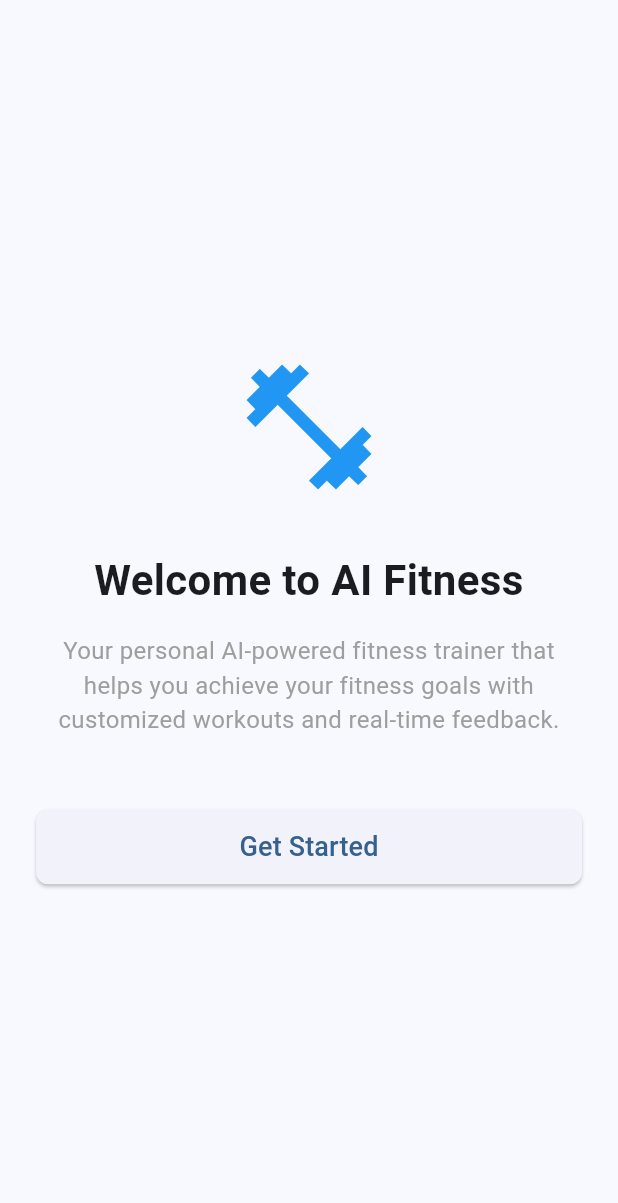
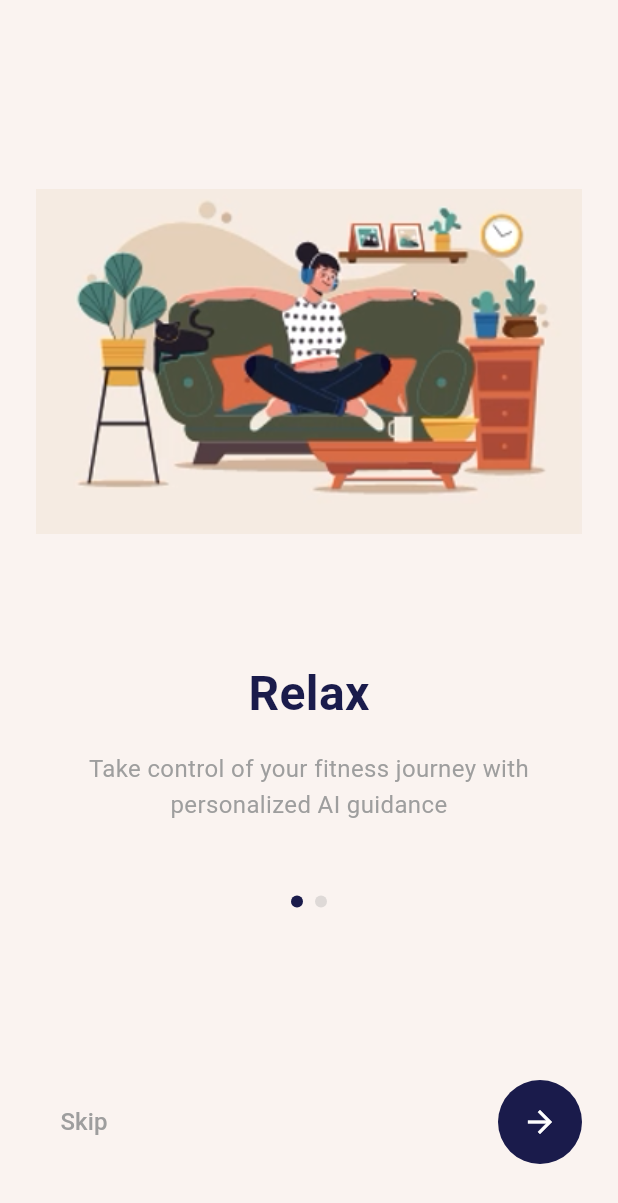
Before and after one commit to aletuan/your-training, a Flutter app: the screen it shows after launch, on a phone screen of 412 x 824 dp. Shown: the top 1203 px of the screen. Run offline on Flutter 3.47's test engine with Material 3 defaults, Android fonts, the phone set to English and light mode, and no system bars.

Commit message:
feat: redesign onboarding screen with modern UI and add assets support

```diff
--- a/prototype/mobile/hello_world/lib/screens/onboarding_screen.dart
+++ b/prototype/mobile/hello_world/lib/screens/onboarding_screen.dart
@@ -1,66 +1,240 @@
 import 'package:flutter/material.dart';
+import 'login_screen.dart';
 import 'register_screen.dart';
 
-class OnboardingScreen extends StatelessWidget {
+class OnboardingScreen extends StatefulWidget {
   const OnboardingScreen({super.key});
 
-  void _navigateToRegister(BuildContext context) {
-    Navigator.push(
-      context,
-      MaterialPageRoute(builder: (context) => const RegisterScreen()),
-    );
+  @override
+  State<OnboardingScreen> createState() => _OnboardingScreenState();
+}
+
+class _OnboardingScreenState extends State<OnboardingScreen> {
+  final PageController _pageController = PageController();
+  int _currentPage = 0;
+
+  final List<OnboardingPage> _pages = [
+    OnboardingPage(
+      title: 'Relax',
+      description: 'Take control of your fitness journey with personalized AI guidance',
+      image: 'assets/onboarding_relax.png',
+    ),
+    OnboardingPage(
+      title: 'Welcome',
+      description: 'Stay organized and achieve your fitness goals with AI Fitness',
+      image: 'assets/onboarding_welcome.png',
+    ),
+  ];
+
+  @override
+  void dispose() {
+    _pageController.dispose();
+    super.dispose();
   }
 
   @override
   Widget build(BuildContext context) {
     return Scaffold(
+      backgroundColor: const Color(0xFFFAF3F0), // Light beige background
       body: SafeArea(
-        child: Padding(
-          padding: const EdgeInsets.symmetric(horizontal: 24.0),
         child: Column(
+          children: [
+            Expanded(
+              child: PageView.builder(
+                controller: _pageController,
+                onPageChanged: (int page) {
+                  setState(() {
+                    _currentPage = page;
+                  });
+                },
+                itemCount: _pages.length,
+                itemBuilder: (context, index) {
+                  return _buildPage(_pages[index]);
+                },
+              ),
+            ),
+            if (_currentPage == _pages.length - 1)
+              Padding(
+                padding: const EdgeInsets.all(24.0),
+                child: Column(
+                  children: [
+                    SizedBox(
+                      width: double.infinity,
+                      height: 56,
+                      child: ElevatedButton(
+                        onPressed: () {
+                          Navigator.push(
+                            context,
+                            MaterialPageRoute(builder: (context) => const RegisterScreen()),
+                          );
+                        },
+                        style: ElevatedButton.styleFrom(
+                          backgroundColor: const Color(0xFF1A1B4B), // Dark blue
+                          foregroundColor: Colors.white,
+                          shape: RoundedRectangleBorder(
+                            borderRadius: BorderRadius.circular(12),
+                          ),
+                        ),
+                        child: const Row(
                           mainAxisAlignment: MainAxisAlignment.center,
                           children: [
-              const Icon(
-                Icons.fitness_center,
-                size: 100,
-                color: Colors.blue,
+                            Text(
+                              'Sign Up',
+                              style: TextStyle(
+                                fontSize: 18,
+                                fontWeight: FontWeight.w600,
                               ),
-              const SizedBox(height: 32),
-              const Text(
-                'Welcome to AI Fitness',
-                style: TextStyle(
-                  fontSize: 28,
-                  fontWeight: FontWeight.bold,
                             ),
-                textAlign: TextAlign.center,
+                            SizedBox(width: 8),
+                            Icon(Icons.arrow_forward),
+                          ],
+                        ),
+                      ),
                     ),
                     const SizedBox(height: 16),
-              const Text(
-                'Your personal AI-powered fitness trainer that helps you achieve your fitness goals with customized workouts and real-time feedback.',
+                    TextButton(
+                      onPressed: () {
+                        Navigator.push(
+                          context,
+                          MaterialPageRoute(builder: (context) => const LoginScreen()),
+                        );
+                      },
+                      child: RichText(
+                        text: const TextSpan(
+                          text: 'Already have an account? ',
                           style: TextStyle(
+                            color: Colors.grey,
                             fontSize: 16,
-                  color: Colors.grey,
                           ),
-                textAlign: TextAlign.center,
-              ),
-              const SizedBox(height: 48),
-              ElevatedButton(
-                onPressed: () => _navigateToRegister(context),
-                style: ElevatedButton.styleFrom(
-                  minimumSize: const Size.fromHeight(50),
-                  shape: RoundedRectangleBorder(
-                    borderRadius: BorderRadius.circular(8),
-                  ),
-                ),
-                child: const Text(
-                  'Get Started',
-                  style: TextStyle(fontSize: 18),
+                          children: [
+                            TextSpan(
+                              text: 'Login',
+                              style: TextStyle(
+                                color: Color(0xFF1A1B4B),
+                                fontWeight: FontWeight.w600,
                               ),
                             ),
                           ],
                         ),
                       ),
                     ),
+                  ],
+                ),
+              )
+            else
+              Padding(
+                padding: const EdgeInsets.all(24.0),
+                child: Row(
+                  mainAxisAlignment: MainAxisAlignment.spaceBetween,
+                  children: [
+                    TextButton(
+                      onPressed: () {
+                        _pageController.animateToPage(
+                          _pages.length - 1,
+                          duration: const Duration(milliseconds: 300),
+                          curve: Curves.easeInOut,
+                        );
+                      },
+                      child: const Text(
+                        'Skip',
+                        style: TextStyle(
+                          color: Colors.grey,
+                          fontSize: 16,
+                        ),
+                      ),
+                    ),
+                    Container(
+                      width: 56,
+                      height: 56,
+                      decoration: const BoxDecoration(
+                        color: Color(0xFF1A1B4B),
+                        shape: BoxShape.circle,
+                      ),
+                      child: IconButton(
+                        icon: const Icon(
+                          Icons.arrow_forward,
+                          color: Colors.white,
+                        ),
+                        onPressed: () {
+                          _pageController.nextPage(
+                            duration: const Duration(milliseconds: 300),
+                            curve: Curves.easeInOut,
+                          );
+                        },
+                      ),
+                    ),
+                  ],
+                ),
+              ),
+            const SizedBox(height: 24),
+          ],
+        ),
+      ),
+    );
+  }
+
+  Widget _buildPage(OnboardingPage page) {
+    return Padding(
+      padding: const EdgeInsets.all(24.0),
+      child: Column(
+        mainAxisAlignment: MainAxisAlignment.center,
+        children: [
+          Image.asset(
+            page.image,
+            height: 300,
+            fit: BoxFit.contain,
+          ),
+          const SizedBox(height: 48),
+          Text(
+            page.title,
+            style: const TextStyle(
+              fontSize: 32,
+              fontWeight: FontWeight.bold,
+              color: Color(0xFF1A1B4B),
+            ),
+          ),
+          const SizedBox(height: 16),
+          Text(
+            page.description,
+            textAlign: TextAlign.center,
+            style: const TextStyle(
+              fontSize: 16,
+              color: Colors.grey,
+              height: 1.5,
+            ),
+          ),
+          const SizedBox(height: 48),
+          Row(
+            mainAxisAlignment: MainAxisAlignment.center,
+            children: List.generate(
+              _pages.length,
+              (index) => Container(
+                margin: const EdgeInsets.symmetric(horizontal: 4),
+                width: 8,
+                height: 8,
+                decoration: BoxDecoration(
+                  shape: BoxShape.circle,
+                  color: _currentPage == index
+                      ? const Color(0xFF1A1B4B)
+                      : Colors.grey.withOpacity(0.3),
+                ),
+              ),
+            ),
+          ),
+        ],
+      ),
     );
   }
 }
+
+class OnboardingPage {
+  final String title;
+  final String description;
+  final String image;
+
+  OnboardingPage({
+    required this.title,
+    required this.description,
+    required this.image,
+  });
+}
```
Also changed, not shown: prototype/mobile/hello_world/pubspec.yaml (+5 -4 lines), prototype/mobile/hello_world/assets/onboarding_relax.png (added), prototype/mobile/hello_world/assets/onboarding_welcome.png (added). Lines whose indentation alone changed are shown as unchanged.
